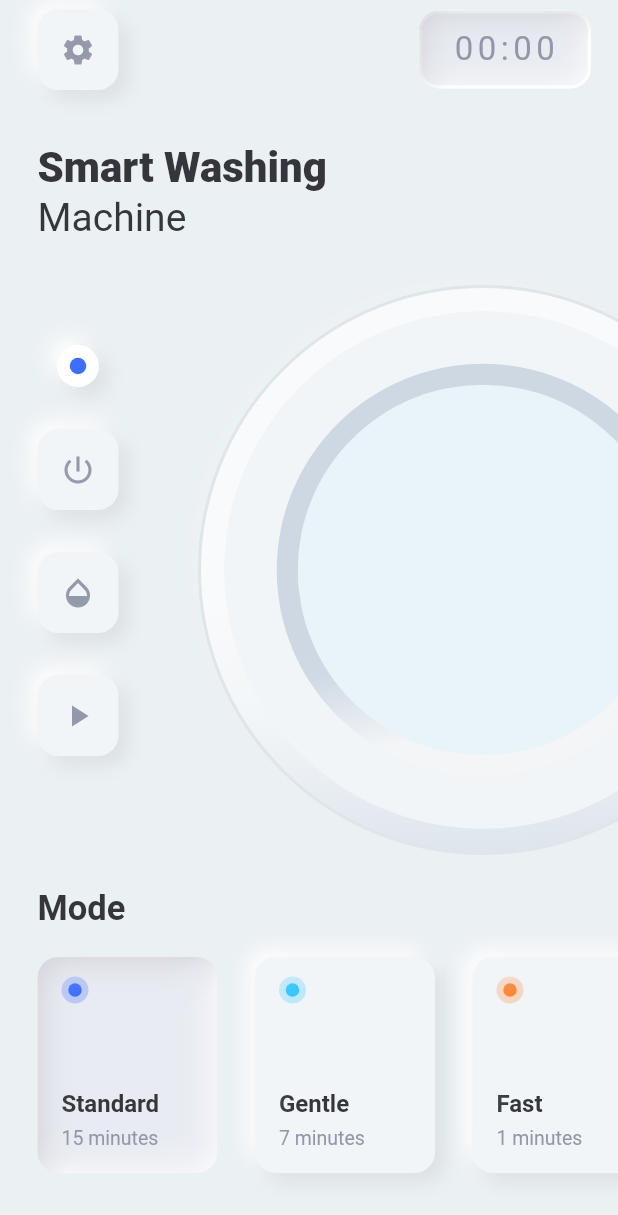
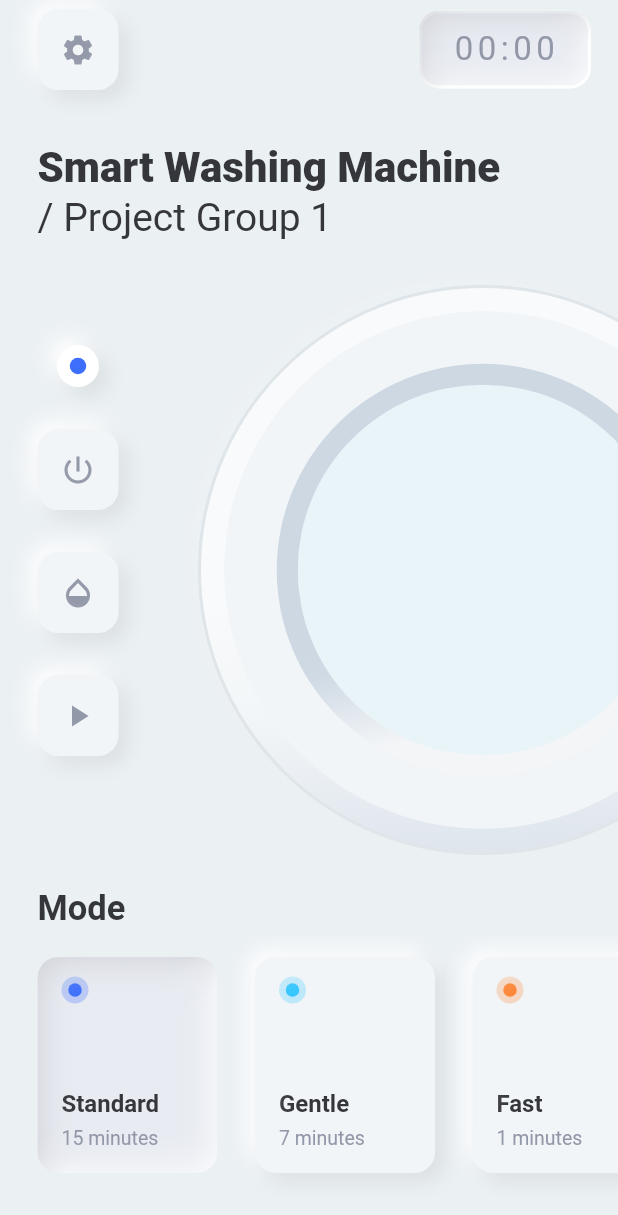
Before and after one commit to Zazaaw/Flutter_whirlpool, a Flutter app: the screen it shows after launch, on a phone screen of 412 x 824 dp. Shown: the top 1215 px of the screen. Run offline on Flutter 3.47's test engine with Material 2 defaults, Android fonts, the phone set to English and light mode, and no system bars; our stand-ins replace get_it; missing offline and left inert: forge2d; statements that could not run were skipped.

Commit message:
(main_screen.dart) Update Name of the Dashboard

```diff
--- a/lib/screens/main/main_screen.dart
+++ b/lib/screens/main/main_screen.dart
@@ -63,7 +63,7 @@ class MainScreen extends StatelessWidget {
                     Padding(
                       padding: margin,
                       child: Text(
-                        'Smart Washing',
+                        'Smart Washing Machine',
                         style: TextStyle(
                           fontSize: 28,
                           color: CustomColors.primaryTextColor,
@@ -75,7 +75,7 @@ class MainScreen extends StatelessWidget {
                     Padding(
                       padding: margin,
                       child: Text(
-                        'Machine',
+                        '/ Project Group 1 ',
                         style: TextStyle(
                           fontSize: 26,
                           color: CustomColors.primaryTextColor,
```
